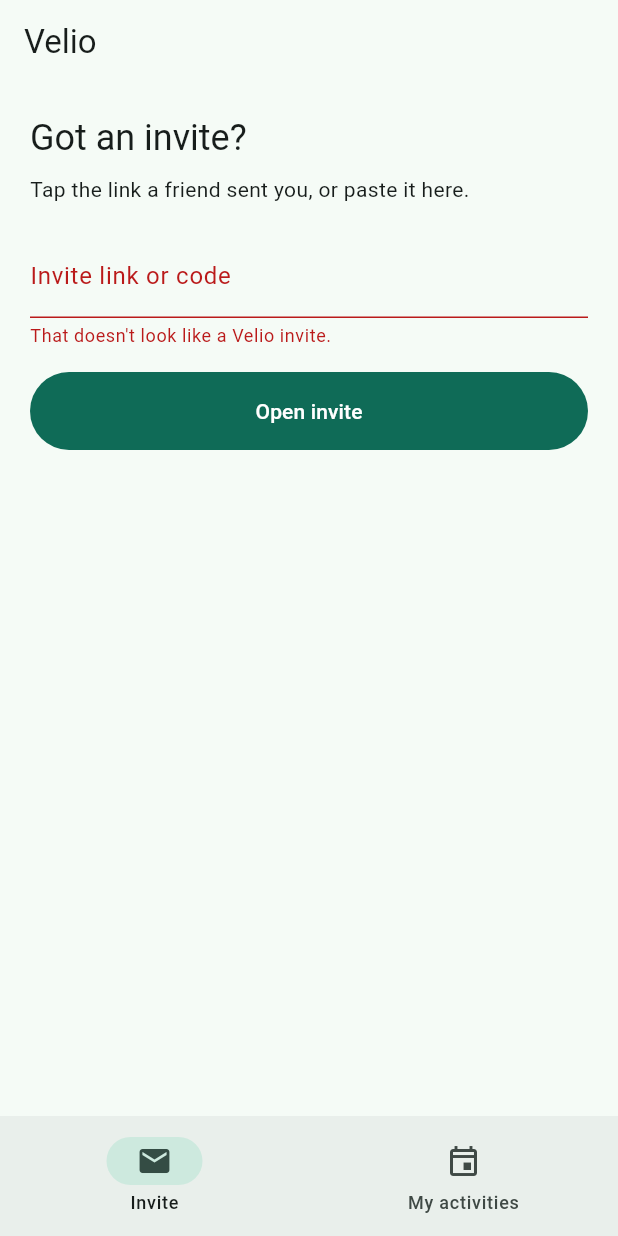
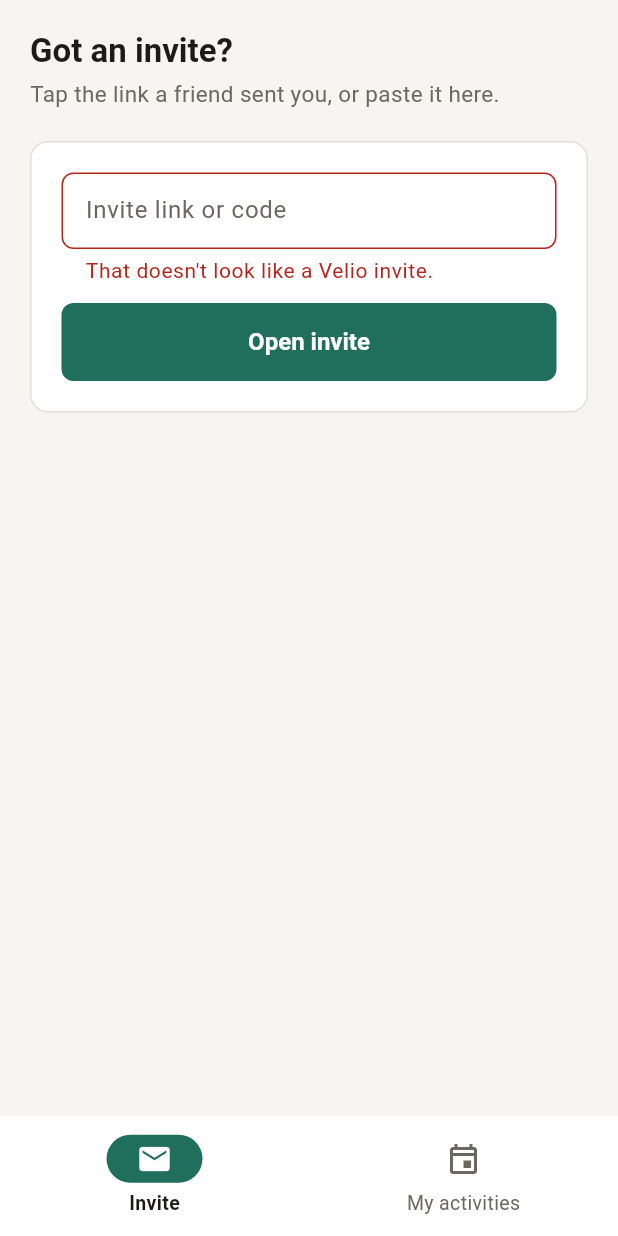
Before and after one commit to k1ycee/velio_task, a Flutter app: the screen it shows after launch, after a tap on "Open invite", on a phone screen of 412 x 824 dp. Run offline on Flutter 3.47's test engine with Material 3 defaults, Android fonts, the light colour scheme and no system bars; our stand-ins replace app_links, dio, flutter_hooks, fpdart, hooks_riverpod, shared_preferences; network calls fail.

Commit message:
feat(flutter): share the web's design language; drop app bars
velio_theme.dart mirrors the web CSS tokens (light and dark) and builds
the Material theme from them: flat bordered cards, 8px controls, outlined
inputs, semibold buttons, an active-pill tab bar. Screens use shared
PageHeader / Panel / VelioBadge / Notice widgets in place of app bars,
chips and ad-hoc banners; spot counts use the web's wording and tones and
dates the web's short format.

Also: the busy button label shrinks instead of overflowing at large text
sizes, and widget tests run at a phone-sized screen.

```diff
--- /dev/null
+++ b/velio_flutter/lib/core/constants/velio_theme.dart
@@ -0,0 +1,177 @@
+import 'package:flutter/material.dart';
+
+/// The design tokens shared with the web app (`velio_web/src/index.css` `:root`); keep both in step.
+@immutable
+class VelioTokens extends ThemeExtension<VelioTokens> {
+  const VelioTokens({
+    required this.bg,
+    required this.surface,
+    required this.text,
+    required this.muted,
+    required this.border,
+    required this.accent,
+    required this.accentText,
+    required this.warn,
+    required this.warnBg,
+    required this.danger,
+    required this.dangerBg,
+    required this.vouch,
+    required this.vouchBg,
+  });
+
+  final Color bg, surface, text, muted, border, accent, accentText, warn, warnBg, danger, dangerBg, vouch, vouchBg;
+
+  static const light = VelioTokens(
+    bg: Color(0xFFF6F5F2),
+    surface: Color(0xFFFFFFFF),
+    text: Color(0xFF1C1B19),
+    muted: Color(0xFF6B6860),
+    border: Color(0xFFE3E0D9),
+    accent: Color(0xFF1F6F5C),
+    accentText: Color(0xFFFFFFFF),
+    warn: Color(0xFF9A6200),
+    warnBg: Color(0xFFFFF4DC),
+    danger: Color(0xFFB3261E),
+    dangerBg: Color(0xFFFDE8E6),
+    vouch: Color(0xFF5B3FA8),
+    vouchBg: Color(0xFFEFE9FB),
+  );
+
+  static const dark = VelioTokens(
+    bg: Color(0xFF151513),
+    surface: Color(0xFF1E1E1B),
+    text: Color(0xFFEDEBE6),
+    muted: Color(0xFFA19D94),
+    border: Color(0xFF34332F),
+    accent: Color(0xFF4FB89C),
+    accentText: Color(0xFF0F1F1A),
+    warn: Color(0xFFF0B84D),
+    warnBg: Color(0xFF3A2C10),
+    danger: Color(0xFFF2948C),
+    dangerBg: Color(0xFF3D1B18),
+    vouch: Color(0xFFB9A2F2),
+    vouchBg: Color(0xFF2C2440),
+  );
+
+  /// Falls back to the matching token set when the theme wasn't built by [velioTheme] (e.g. in tests).
+  static VelioTokens of(BuildContext context) {
+    final theme = Theme.of(context);
+    return theme.extension<VelioTokens>() ?? (theme.brightness == Brightness.dark ? dark : light);
+  }
+
+  @override
+  VelioTokens copyWith() => this;
+
+  @override
+  VelioTokens lerp(VelioTokens? other, double t) => t < 0.5 || other == null ? this : other;
+}
+
+/// Material theme built from [VelioTokens], matching the web: flat bordered surfaces, 12px cards,
+/// 8px controls, semibold buttons, outlined inputs.
+ThemeData velioTheme(Brightness brightness) {
+  final t = brightness == Brightness.light ? VelioTokens.light : VelioTokens.dark;
+  final scheme = ColorScheme(
+    brightness: brightness,
+    primary: t.accent,
+    onPrimary: t.accentText,
+    secondary: t.accent,
+    onSecondary: t.accentText,
+    error: t.danger,
+    onError: t.surface,
+    errorContainer: t.dangerBg,
+    onErrorContainer: t.danger,
+    surface: t.surface,
+    onSurface: t.text,
+    onSurfaceVariant: t.muted,
+    surfaceContainerHighest: t.border,
+    outline: t.border,
+    outlineVariant: t.border,
+  );
+  final controlShape = RoundedRectangleBorder(borderRadius: BorderRadius.circular(8));
+  const buttonText = TextStyle(fontSize: 16, fontWeight: FontWeight.w600);
+  OutlineInputBorder inputBorder(Color c, [double w = 1]) => OutlineInputBorder(
+    borderRadius: BorderRadius.circular(8),
+    borderSide: BorderSide(color: c, width: w),
+  );
+
+  return ThemeData(
+    useMaterial3: true,
+    brightness: brightness,
+    colorScheme: scheme,
+    extensions: [t],
+    scaffoldBackgroundColor: t.bg,
+    splashFactory: NoSplash.splashFactory,
+    textTheme: TextTheme(
+      headlineSmall: TextStyle(fontSize: 22, fontWeight: FontWeight.w700, height: 1.2, color: t.text), // web h1
+      titleMedium: TextStyle(fontSize: 18, fontWeight: FontWeight.w700, height: 1.2, color: t.text), // web h2
+      titleSmall: TextStyle(fontSize: 16, fontWeight: FontWeight.w600, color: t.text), // web <strong>
+      bodyLarge: TextStyle(fontSize: 16, height: 1.45, color: t.text),
+      bodyMedium: TextStyle(fontSize: 15, height: 1.45, color: t.text),
+      bodySmall: TextStyle(fontSize: 14, height: 1.4, color: t.muted), // web .muted.small
+    ),
+    filledButtonTheme: FilledButtonThemeData(
+      style: FilledButton.styleFrom(
+        shape: controlShape,
+        textStyle: buttonText,
+        minimumSize: const Size(0, 48),
+        disabledBackgroundColor: t.accent.withValues(alpha: 0.5),
+        disabledForegroundColor: t.accentText,
+      ),
+    ),
+    outlinedButtonTheme: OutlinedButtonThemeData(
+      style: OutlinedButton.styleFrom(
+        shape: controlShape,
+        textStyle: buttonText,
+        foregroundColor: t.accent,
+        side: BorderSide(color: t.accent),
+        minimumSize: const Size(0, 48),
+      ),
+    ),
+    textButtonTheme: TextButtonThemeData(
+      style: TextButton.styleFrom(shape: controlShape, textStyle: buttonText, foregroundColor: t.accent),
+    ),
+    inputDecorationTheme: InputDecorationTheme(
+      filled: true,
+      fillColor: t.surface,
+      labelStyle: TextStyle(color: t.muted),
+      floatingLabelStyle: TextStyle(color: t.accent),
+      contentPadding: const EdgeInsets.symmetric(horizontal: 12, vertical: 14),
+      border: inputBorder(t.border),
+      enabledBorder: inputBorder(t.border),
+      disabledBorder: inputBorder(t.border),
+      focusedBorder: inputBorder(t.accent, 2), // web :focus-visible outline
+      errorBorder: inputBorder(t.danger),
+      focusedErrorBorder: inputBorder(t.danger, 2),
+      errorStyle: TextStyle(color: t.danger),
+    ),
+    cardTheme: CardThemeData(
+      color: t.surface,
+      elevation: 0,
+      margin: EdgeInsets.zero,
+      shape: RoundedRectangleBorder(
+        borderRadius: BorderRadius.circular(10),
+        side: BorderSide(color: t.border),
+      ),
+    ),
+    progressIndicatorTheme: ProgressIndicatorThemeData(color: t.accent),
+    // Bottom tabs: the web role toggle's active pill, as a tab bar.
+    navigationBarTheme: NavigationBarThemeData(
+      backgroundColor: t.surface,
+      surfaceTintColor: Colors.transparent,
+      elevation: 0,
+      indicatorColor: t.accent,
+      indicatorShape: const StadiumBorder(),
+      iconTheme: WidgetStateProperty.resolveWith(
+        (s) => IconThemeData(color: s.contains(WidgetState.selected) ? t.accentText : t.muted),
+      ),
+      labelTextStyle: WidgetStateProperty.resolveWith(
+        (s) => TextStyle(
+          fontSize: 13,
+          fontWeight: s.contains(WidgetState.selected) ? FontWeight.w600 : FontWeight.w400,
+          color: s.contains(WidgetState.selected) ? t.text : t.muted,
+        ),
+      ),
+    ),
+    dividerTheme: DividerThemeData(color: t.border, thickness: 1, space: 1),
+  );
+}
--- a/velio_flutter/lib/main.dart
+++ b/velio_flutter/lib/main.dart
@@ -1,6 +1,7 @@
 import 'package:flutter/material.dart';
 import 'package:hooks_riverpod/hooks_riverpod.dart';
 
+import 'core/constants/velio_theme.dart';
 import 'core/providers.dart';
 import 'utils/invite_token.dart';
 import 'views/controller/controller_screen.dart';
@@ -35,12 +36,11 @@
 
   @override
   Widget build(BuildContext context) {
-    const seed = Color(0xFF1F6F5C);
     return MaterialApp(
       title: 'Velio',
       navigatorKey: ref.read(navigationService).navigatorKey,
-      theme: ThemeData(colorSchemeSeed: seed, useMaterial3: true),
-      darkTheme: ThemeData(colorSchemeSeed: seed, brightness: Brightness.dark, useMaterial3: true),
+      theme: velioTheme(Brightness.light),
+      darkTheme: velioTheme(Brightness.dark),
       home: const ControllerScreen(),
     );
   }
--- a/velio_flutter/lib/views/claim/widget/claim_form.dart
+++ b/velio_flutter/lib/views/claim/widget/claim_form.dart
@@ -58,7 +58,7 @@
               validator: (v) => required(v) ?? (v!.contains('@') ? null : 'Enter a valid email'),
               onFieldSubmitted: (_) => submit(),
             ),
-            const SizedBox(height: 20),
+            const SizedBox(height: 16),
             BusyButton(
               label: soldOut ? 'Sold out' : 'Claim my spot',
               busyLabel: 'Claiming your spot…',
--- a/velio_flutter/lib/views/controller/controller_screen.dart
+++ b/velio_flutter/lib/views/controller/controller_screen.dart
@@ -2,6 +2,7 @@
 import 'package:flutter_hooks/flutter_hooks.dart';
 import 'package:hooks_riverpod/hooks_riverpod.dart';
 
+import '../../core/constants/velio_theme.dart';
 import '../../core/providers.dart';
 import '../../core/services/navigation_service.dart';
 import '../home/home_screen.dart';
@@ -18,7 +19,12 @@
 
     return Scaffold(
       body: IndexedStack(index: tab, children: const [HomeScreen(), MyActivitiesScreen()]),
-      bottomNavigationBar: NavigationBar(
+      // The web top bar's 1px border, on the tab bar.
+      bottomNavigationBar: DecoratedBox(
+        decoration: BoxDecoration(
+          border: Border(top: BorderSide(color: VelioTokens.of(context).border)),
+        ),
+        child: NavigationBar(
           selectedIndex: tab,
           onDestinationSelected: (i) {
             nav.tab.value = i;
@@ -33,6 +39,7 @@
             ),
           ],
         ),
+      ),
     );
   }
 }
--- a/velio_flutter/lib/views/home/home_screen.dart
+++ b/velio_flutter/lib/views/home/home_screen.dart
@@ -5,6 +5,7 @@
 import '../../core/providers.dart';
 import '../../utils/invite_token.dart';
 import '../../widgets/busy_button.dart';
+import '../../widgets/surfaces.dart';
 import 'widget/flash_bar.dart';
 
 /// Shown when the app is opened without an invite link: guests can paste a link or code.
@@ -29,7 +30,6 @@
     }
 
     return Scaffold(
-      appBar: AppBar(title: const Text('Velio')),
       body: SafeArea(
         child: Stack(
           children: [
@@ -37,10 +37,14 @@
               child: ListView(
                 padding: const EdgeInsets.all(20),
                 children: [
-                  Text('Got an invite?', style: Theme.of(context).textTheme.headlineSmall),
-                  const SizedBox(height: 8),
-                  const Text('Tap the link a friend sent you, or paste it here.'),
-                  const SizedBox(height: 20),
+                  const PageHeader(
+                    title: 'Got an invite?',
+                    subtitle: 'Tap the link a friend sent you, or paste it here.',
+                  ),
+                  Panel(
+                    child: Column(
+                      crossAxisAlignment: CrossAxisAlignment.stretch,
+                      children: [
                         TextField(
                           controller: code,
                           enabled: !vm.opening,
@@ -49,12 +53,20 @@
                           textInputAction: TextInputAction.go,
                           onSubmitted: (_) => open(),
                         ),
-                  const SizedBox(height: 16),
-                  BusyButton(label: 'Open invite', busyLabel: 'Checking invite…', busy: vm.opening, onPressed: open),
+                        const SizedBox(height: 12),
+                        BusyButton(
+                          label: 'Open invite',
+                          busyLabel: 'Checking invite…',
+                          busy: vm.opening,
+                          onPressed: open,
+                        ),
                       ],
                     ),
                   ),
-            // The Stack clips, so the flashbar seems to drop from under the app bar.
+                ],
+              ),
+            ),
+            // The Stack clips, so the flashbar seems to drop from the top edge of the screen.
             if (vm.flash != null)
               Positioned(
                 top: 0,
--- a/velio_flutter/lib/views/my_activities/my_activities_screen.dart
+++ b/velio_flutter/lib/views/my_activities/my_activities_screen.dart
@@ -2,9 +2,12 @@
 import 'package:hooks_riverpod/hooks_riverpod.dart';
 
 import '../../core/api/models/my_activity_model.dart';
+import '../../core/constants/velio_theme.dart';
 import '../../core/providers.dart';
 import '../../core/view_models/my_activities_vm.dart';
+import '../../utils/format_when.dart';
 import '../../widgets/skeleton.dart';
+import '../../widgets/surfaces.dart';
 
 /// Every activity the guest booked or claimed, with its date. Pull down to refresh.
 class MyActivitiesScreen extends ConsumerWidget {
@@ -14,85 +17,114 @@
   Widget build(BuildContext context, WidgetRef ref) {
     final vm = ref.watch(myActivitiesVM);
     final text = Theme.of(context).textTheme;
+    final error = vm.message == null
+        ? null
+        : Padding(
+            padding: const EdgeInsets.only(bottom: 16),
+            child: Notice(
+              vm.message!,
+              tone: NoticeTone.error,
+              action: TextButton(onPressed: vm.load, child: const Text('Retry')),
+            ),
+          );
 
     final List<Widget> children = switch (vm.status) {
       MyActivitiesStatus.loading => const [
         Skeleton(
           label: 'Loading your activities',
-          child: Column(children: [_SkeletonTile(), _SkeletonTile(), _SkeletonTile()]),
+          child: Column(children: [_SkeletonRow(), _SkeletonRow(), _SkeletonRow()]),
         ),
       ],
-      _ when vm.upcoming.isEmpty && vm.past.isEmpty => [
-        if (vm.message != null) _Error(message: vm.message!, onRetry: vm.load) else const _Empty(),
-      ],
+      _ when vm.upcoming.isEmpty && vm.past.isEmpty => [?error, if (error == null) const _Empty()],
       _ => [
-        if (vm.message != null) _Error(message: vm.message!, onRetry: vm.load),
+        ?error,
         if (vm.upcoming.isNotEmpty) ...[
           Text('Upcoming', style: text.titleMedium),
-          for (final a in vm.upcoming) _ActivityTile(item: a),
-          const SizedBox(height: 16),
+          for (final a in vm.upcoming) _ActivityRow(item: a),
+          const SizedBox(height: 24),
         ],
         if (vm.past.isNotEmpty) ...[
           Text('Past', style: text.titleMedium),
-          for (final a in vm.past) _ActivityTile(item: a, past: true),
+          for (final a in vm.past) _ActivityRow(item: a, past: true),
         ],
       ],
     };
 
     return Scaffold(
-      appBar: AppBar(title: const Text('My activities')),
-      body: RefreshIndicator(
-        onRefresh: vm.load,
-        child: ListView(
-          padding: const EdgeInsets.all(20),
-          physics: const AlwaysScrollableScrollPhysics(),
-          children: children,
+      body: SafeArea(
+        child: RefreshIndicator(
+          onRefresh: vm.load,
+          child: ListView(
+            padding: const EdgeInsets.all(20),
+            physics: const AlwaysScrollableScrollPhysics(),
+            children: [
+              const PageHeader(title: 'My activities'),
+              ...children,
+            ],
+          ),
         ),
       ),
     );
   }
 }
 
-class _ActivityTile extends StatelessWidget {
-  const _ActivityTile({required this.item, this.past = false});
+/// Web `.list > li.row`: surface, 1px border, 10px radius; bold title over a muted date.
+class _ActivityRow extends StatelessWidget {
+  const _ActivityRow({required this.item, this.past = false});
 
   final MyActivity item;
   final bool past;
 
   @override
   Widget build(BuildContext context) {
+    final t = VelioTokens.of(context);
     final l10n = MaterialLocalizations.of(context);
-    final startsAt = item.activity.startsAt.toLocal();
-    final when = '${l10n.formatFullDate(startsAt)} · ${l10n.formatTimeOfDay(TimeOfDay.fromDateTime(startsAt))}';
-    final muted = Theme.of(context).colorScheme.onSurfaceVariant;
+    final when = formatWhen(l10n, item.activity.startsAt);
 
     return Card(
       margin: const EdgeInsets.only(top: 8),
-      child: ListTile(
-        leading: Icon(past ? Icons.event_available : Icons.event, color: past ? muted : null),
-        title: Text(item.activity.title, style: past ? TextStyle(color: muted) : null),
-        subtitle: Text('$when\n${item.isBooker ? 'You booked this' : 'With ${item.bookerName}'}'),
-        isThreeLine: true,
+      child: Padding(
+        padding: const EdgeInsets.symmetric(horizontal: 14, vertical: 12),
+        child: Row(
+          children: [
+            Expanded(
+              child: Column(
+                crossAxisAlignment: CrossAxisAlignment.start,
+                children: [
+                  Text(
+                    item.activity.title,
+                    style: Theme.of(context).textTheme.titleSmall?.copyWith(color: past ? t.muted : null),
+                  ),
+                  const SizedBox(height: 2),
+                  Text(when, style: TextStyle(color: t.muted)),
+                  const SizedBox(height: 2),
+                  Text(
+                    item.isBooker ? 'You booked this' : 'With ${item.bookerName}',
+                    style: Theme.of(context).textTheme.bodySmall,
+                  ),
+                ],
+              ),
+            ),
+            if (item.isBooker) const VelioBadge('booker') else const VelioBadge('guest'),
+          ],
+        ),
       ),
     );
   }
 }
 
-/// Same shape as [_ActivityTile]: icon, title, date line, "with" line.
-class _SkeletonTile extends StatelessWidget {
-  const _SkeletonTile();
+/// Same shape as [_ActivityRow]: title, date line, "with" line, badge.
+class _SkeletonRow extends StatelessWidget {
+  const _SkeletonRow();
 
   @override
   Widget build(BuildContext context) {
     return const Card(
       margin: EdgeInsets.only(top: 8),
       child: Padding(
-        padding: EdgeInsets.fromLTRB(16, 14, 16, 14),
+        padding: EdgeInsets.symmetric(horizontal: 14, vertical: 12),
         child: Row(
-          crossAxisAlignment: CrossAxisAlignment.start,
           children: [
-            SkeletonBox(width: 24, height: 24, radius: 12),
-            SizedBox(width: 16),
             Expanded(
               child: Column(
                 crossAxisAlignment: CrossAxisAlignment.start,
@@ -105,6 +137,7 @@
                 ],
               ),
             ),
+            SkeletonBox(width: 52, height: 18, radius: 999),
           ],
         ),
       ),
@@ -112,41 +145,18 @@
   }
 }
 
+/// Web `.empty`: one muted line, no illustration.
 class _Empty extends StatelessWidget {
   const _Empty();
 
   @override
   Widget build(BuildContext context) {
     return Padding(
-      padding: const EdgeInsets.symmetric(vertical: 48),
-      child: Column(
-        children: [
-          Icon(Icons.event_note, size: 48, color: Theme.of(context).colorScheme.primary),
-          const SizedBox(height: 12),
-          Text('No activities yet', style: Theme.of(context).textTheme.titleMedium),
-          const SizedBox(height: 4),
-          const Text('Claim an invite and it will show up here.', textAlign: TextAlign.center),
-        ],
+      padding: const EdgeInsets.symmetric(vertical: 24),
+      child: Text(
+        'No activities yet. Claim an invite and it will show up here.',
+        style: TextStyle(color: VelioTokens.of(context).muted),
       ),
     );
   }
 }
-
-class _Error extends StatelessWidget {
-  const _Error({required this.message, required this.onRetry});
-
-  final String message;
-  final Future<void> Function() onRetry;
-
-  @override
-  Widget build(BuildContext context) {
-    final scheme = Theme.of(context).colorScheme;
-    return Card(
-      color: scheme.errorContainer,
-      child: ListTile(
-        title: Text(message, style: TextStyle(color: scheme.onErrorContainer)),
-        trailing: TextButton(onPressed: onRetry, child: const Text('Retry')),
-      ),
-    );
-  }
-}
--- a/velio_flutter/lib/widgets/busy_button.dart
+++ b/velio_flutter/lib/widgets/busy_button.dart
@@ -40,7 +40,8 @@
                     child: CircularProgressIndicator(strokeWidth: 2, color: scheme.onPrimary),
                   ),
                   const SizedBox(width: 10),
-                  Text(busyLabel),
+                  // Large accessibility text sizes must shrink the label, not overflow the button.
+                  Flexible(child: Text(busyLabel, overflow: TextOverflow.ellipsis, maxLines: 1)),
                 ],
               )
             : Text(label, key: const ValueKey('idle')),
--- /dev/null
+++ b/velio_flutter/lib/widgets/surfaces.dart
@@ -0,0 +1,127 @@
+import 'package:flutter/material.dart';
+
+import '../core/constants/velio_theme.dart';
+
+/// Top of every screen, in place of an app bar: an optional "← Back" link (web: "← All activities")
+/// and the page title (web `h1`).
+class PageHeader extends StatelessWidget {
+  const PageHeader({super.key, required this.title, this.onBack, this.subtitle});
+
+  final String title;
+  final String? subtitle;
+  final VoidCallback? onBack;
+
+  @override
+  Widget build(BuildContext context) {
+    final t = VelioTokens.of(context);
+    final text = Theme.of(context).textTheme;
+    return Padding(
+      padding: const EdgeInsets.only(bottom: 20),
+      child: Column(
+        crossAxisAlignment: CrossAxisAlignment.start,
+        children: [
+          if (onBack != null)
+            Semantics(
+              button: true,
+              label: 'Back',
+              excludeSemantics: true,
+              child: InkWell(
+                onTap: onBack,
+                borderRadius: BorderRadius.circular(6),
+                child: Padding(
+                  padding: const EdgeInsets.symmetric(vertical: 10),
+                  child: Text(
+                    '← Back',
+                    style: TextStyle(color: t.muted, decoration: TextDecoration.underline, decorationColor: t.muted),
+                  ),
+                ),
+              ),
+            ),
+          Text(title, style: text.headlineSmall),
+          if (subtitle != null) ...[const SizedBox(height: 6), Text(subtitle!, style: TextStyle(color: t.muted))],
+        ],
+      ),
+    );
+  }
+}
+
+/// Web `.card`: white surface, 1px border, 12px radius, 20px padding.
+class Panel extends StatelessWidget {
+  const Panel({super.key, required this.child, this.padding = const EdgeInsets.all(20)});
+
+  final Widget child;
+  final EdgeInsetsGeometry padding;
+
+  @override
+  Widget build(BuildContext context) {
+    final t = VelioTokens.of(context);
+    return Container(
+      width: double.infinity,
+      padding: padding,
+      decoration: BoxDecoration(
+        color: t.surface,
+        border: Border.all(color: t.border),
+        borderRadius: BorderRadius.circular(12),
+      ),
+      child: child,
+    );
+  }
+}
+
+/// Web `.badge`: small uppercase pill; `vouch` gets the purple tone.
+class VelioBadge extends StatelessWidget {
+  const VelioBadge(this.label, {super.key, this.vouch = false});
+
+  final String label;
+  final bool vouch;
+
+  @override
+  Widget build(BuildContext context) {
+    final t = VelioTokens.of(context);
+    return Container(
+      padding: const EdgeInsets.symmetric(horizontal: 8, vertical: 2),
+      decoration: BoxDecoration(color: vouch ? t.vouchBg : t.border, borderRadius: BorderRadius.circular(999)),
+      child: Text(
+        label.toUpperCase(),
+        style: TextStyle(fontSize: 12, letterSpacing: 0.4, color: vouch ? t.vouch : t.muted),
+      ),
+    );
+  }
+}
+
+enum NoticeTone { info, warn, error }
+
+/// Web `.notice` (warm) and error boxes: tinted, 8px radius, body text.
+class Notice extends StatelessWidget {
+  const Notice(this.text, {super.key, this.tone = NoticeTone.warn, this.action});
+
+  final String text;
+  final NoticeTone tone;
+  final Widget? action;
+
+  @override
+  Widget build(BuildContext context) {
+    final t = VelioTokens.of(context);
+    final (bg, fg) = switch (tone) {
+      NoticeTone.info => (t.vouchBg, t.text),
+      NoticeTone.warn => (t.warnBg, t.text),
+      NoticeTone.error => (t.dangerBg, t.danger),
+    };
+    return Semantics(
+      liveRegion: true,
+      child: Container(
+        width: double.infinity,
+        padding: const EdgeInsets.fromLTRB(12, 10, 12, 10),
+        decoration: BoxDecoration(color: bg, borderRadius: BorderRadius.circular(8)),
+        child: Row(
+          children: [
+            Expanded(
+              child: Text(text, style: TextStyle(color: fg, fontSize: 15)),
+            ),
+            ?action,
+          ],
+        ),
+      ),
+    );
+  }
+}
```
Also changed, not shown: velio_flutter/lib/utils/format_when.dart (added, +7 -0 lines), velio_flutter/lib/views/claim/claim_screen.dart (+72 -43 lines), velio_flutter/lib/views/claim/widget/spots_left.dart (added, +28 -0 lines), velio_flutter/lib/views/claim/widget/spots_left_chip.dart (deleted, +0 -22 lines), velio_flutter/lib/views/home/widget/flash_bar.dart (+12 -3 lines), 6 other files. Lines whose indentation alone changed are shown as unchanged.
